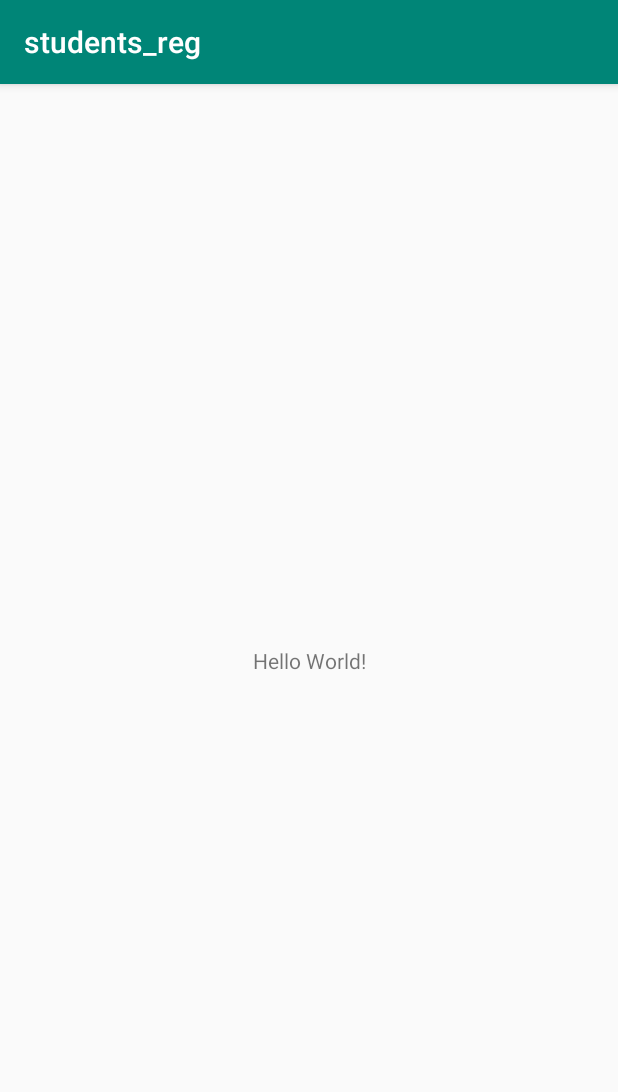
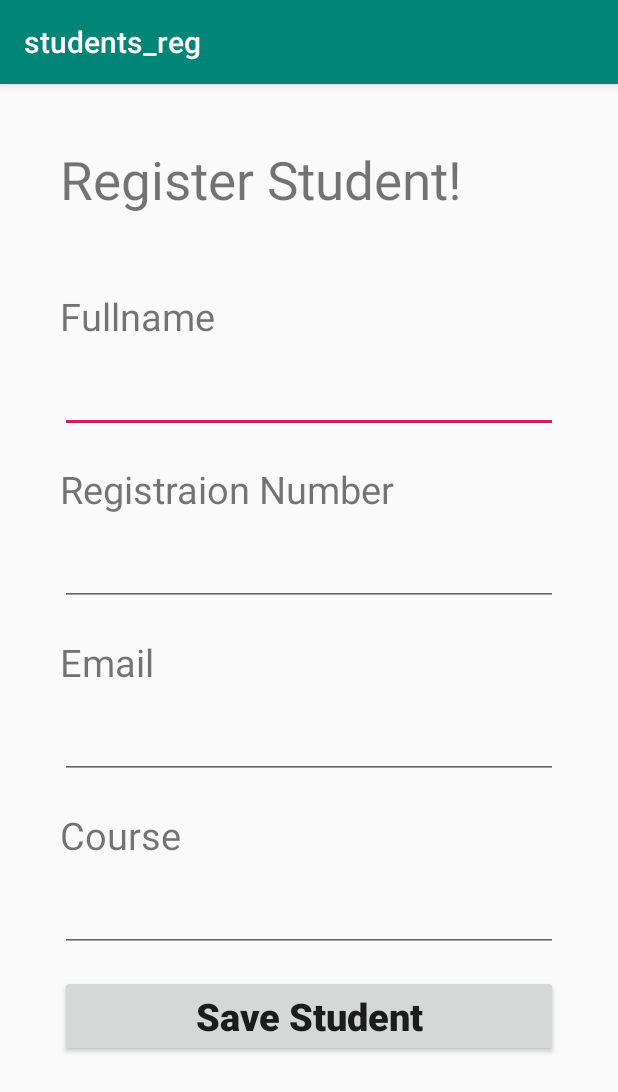
Before and after one commit to davidgoodson/mobile_programming1_20, an Android app: the screen it shows after launch (MainActivity), on a phone screen of 412 x 824 dp. Shown: the top 1092 px of the screen. Run offline under Robolectric (Android 15) with nearby library versions, the phone set to English and light mode, and no system bars; our stand-ins replace Firebase (no records; nobody signed in at launch, a user with empty details on screens opened directly).

Commit message:
Initial Commit

```diff
--- a/app/build.gradle
+++ b/app/build.gradle
@@ -3,6 +3,9 @@ apply plugin: 'com.android.application'
 apply plugin: 'kotlin-android'
 
 apply plugin: 'kotlin-android-extensions'
+
+apply plugin: 'com.google.gms.google-services'
+
 
 android {
     compileSdkVersion 29
@@ -14,6 +17,7 @@ android {
         versionCode 1
         versionName "1.0"
         testInstrumentationRunner "androidx.test.runner.AndroidJUnitRunner"
+        multiDexEnabled true
     }
     buildTypes {
         release {
@@ -29,6 +33,8 @@ dependencies {
     implementation 'androidx.appcompat:appcompat:1.1.0'
     implementation 'androidx.core:core-ktx:1.2.0'
     implementation 'androidx.constraintlayout:constraintlayout:1.1.3'
+    implementation 'com.google.firebase:firebase-firestore:21.4.0'
+    implementation 'com.android.support:multidex:1.0.3'
     testImplementation 'junit:junit:4.12'
     androidTestImplementation 'androidx.test.ext:junit:1.1.1'
     androidTestImplementation 'androidx.test.espresso:espresso-core:3.2.0'
--- a/app/src/main/java/com/example/students_reg/MainActivity.kt
+++ b/app/src/main/java/com/example/students_reg/MainActivity.kt
@@ -2,11 +2,34 @@ package com.example.students_reg
 
 import androidx.appcompat.app.AppCompatActivity
 import android.os.Bundle
+import android.util.Log
+import android.view.View
+import com.google.firebase.firestore.FirebaseFirestore
+import kotlinx.android.synthetic.main.activity_main.*
 
 class MainActivity : AppCompatActivity() {
 
     override fun onCreate(savedInstanceState: Bundle?) {
         super.onCreate(savedInstanceState)
         setContentView(R.layout.activity_main)
+
+        btnSave.setOnClickListener( View.OnClickListener {
+            val db = FirebaseFirestore.getInstance()
+
+            val data = hashMapOf(
+                "fullname" to etFullname.text.toString(),
+                "email" to etEmail.text.toString(),
+                "regno" to etRegNo.text.toString(),
+                "course" to etCourse.text.toString()
+            )
+
+            db.collection("bioinfo").add(data)
+                .addOnSuccessListener {
+                    Log.d("SaveStudent", "Success")
+                }
+                .addOnFailureListener{
+                    Log.d("SaveStudent", "Failed")
+                }
+        })
     }
 }
--- a/app/src/main/res/layout/activity_main.xml
+++ b/app/src/main/res/layout/activity_main.xml
@@ -1,18 +1,127 @@
 <?xml version="1.0" encoding="utf-8"?>
-<androidx.constraintlayout.widget.ConstraintLayout xmlns:android="http://schemas.android.com/apk/res/android"
+
+<ScrollView xmlns:android="http://schemas.android.com/apk/res/android"
     xmlns:app="http://schemas.android.com/apk/res-auto"
     xmlns:tools="http://schemas.android.com/tools"
     android:layout_width="match_parent"
     android:layout_height="match_parent"
+    android:padding="20dp"
     tools:context=".MainActivity">
 
-    <TextView
-        android:layout_width="wrap_content"
+    <androidx.constraintlayout.widget.ConstraintLayout xmlns:android="http://schemas.android.com/apk/res/android"
+        xmlns:app="http://schemas.android.com/apk/res-auto"
+        xmlns:tools="http://schemas.android.com/tools"
+        android:layout_width="match_parent"
         android:layout_height="wrap_content"
-        android:text="Hello World!"
-        app:layout_constraintBottom_toBottomOf="parent"
-        app:layout_constraintLeft_toLeftOf="parent"
-        app:layout_constraintRight_toRightOf="parent"
-        app:layout_constraintTop_toTopOf="parent" />
+        android:padding="20dp"
+        tools:context=".MainActivity">
 
-</androidx.constraintlayout.widget.ConstraintLayout>
+        <TextView
+            android:id="@+id/tvHeader"
+            android:layout_width="wrap_content"
+            android:layout_height="wrap_content"
+            android:text="Register Student!"
+            android:textSize="35sp"
+            app:layout_constraintLeft_toLeftOf="parent"
+            app:layout_constraintTop_toTopOf="parent" />
+
+
+        <TextView
+            android:id="@+id/tvFullname"
+            android:layout_width="match_parent"
+            android:layout_height="wrap_content"
+            android:textSize="25dp"
+            android:text="Fullname"
+            android:layout_marginTop="50dp"
+            app:layout_constraintTop_toBottomOf="@id/tvHeader"
+            app:layout_constraintRight_toRightOf="parent"
+            />
+
+        <EditText
+            android:id="@+id/etFullname"
+            android:layout_width="match_parent"
+            android:layout_height="wrap_content"
+            android:textSize="25dp"
+            android:layout_marginTop="5dp"
+            app:layout_constraintTop_toBottomOf="@id/tvFullname" />
+
+
+        <TextView
+            android:id="@+id/tvRegNo"
+            android:layout_width="match_parent"
+            android:layout_height="wrap_content"
+            android:textSize="25dp"
+            android:text="Registraion Number"
+            android:layout_marginTop="20dp"
+            app:layout_constraintTop_toBottomOf="@id/etFullname"
+            app:layout_constraintRight_toRightOf="parent"
+            />
+
+        <EditText
+            android:id="@+id/etRegNo"
+            android:layout_width="match_parent"
+            android:layout_height="wrap_content"
+            android:textSize="25dp"
+            android:layout_marginTop="5dp"
+            android:inputType="textPersonName"
+            app:layout_constraintTop_toBottomOf="@id/tvRegNo" />
+
+
+        <TextView
+            android:id="@+id/tvEmail"
+            android:layout_width="match_parent"
+            android:layout_height="wrap_content"
+            android:textSize="25dp"
+            android:text="Email"
+            android:layout_marginTop="20dp"
+            app:layout_constraintTop_toBottomOf="@id/etRegNo"
+            app:layout_constraintRight_toRightOf="parent"
+            />
+
+        <EditText
+            android:id="@+id/etEmail"
+            android:layout_width="match_parent"
+            android:layout_height="wrap_content"
+            android:textSize="25dp"
+            android:inputType="textEmailAddress"
+            android:layout_marginTop="5dp"
+            app:layout_constraintTop_toBottomOf="@id/tvEmail" />
+
+
+        <TextView
+            android:id="@+id/tvCourse"
+            android:layout_width="match_parent"
+            android:layout_height="wrap_content"
+            android:textSize="25dp"
+            android:text="Course"
+            android:layout_marginTop="20dp"
+            app:layout_constraintTop_toBottomOf="@id/etEmail"
+            app:layout_constraintRight_toRightOf="parent"
+            />
+
+        <EditText
+            android:id="@+id/etCourse"
+            android:layout_width="match_parent"
+            android:layout_height="wrap_content"
+            android:textSize="25dp"
+            android:inputType="text"
+            android:layout_marginTop="5dp"
+            app:layout_constraintTop_toBottomOf="@id/tvCourse" />
+
+
+        <Button
+            android:id="@+id/btnSave"
+            android:layout_width="match_parent"
+            android:layout_height="wrap_content"
+            android:textSize="25dp"
+            android:text="Save Student"
+            android:textStyle="bold"
+            android:textAllCaps="false"
+            android:layout_marginTop="15dp"
+            app:layout_constraintTop_toBottomOf="@id/etCourse"
+            />
+
+
+    </androidx.constraintlayout.widget.ConstraintLayout>
+
+</ScrollView>
--- a/build.gradle
+++ b/build.gradle
@@ -10,6 +10,7 @@ buildscript {
     dependencies {
         classpath 'com.android.tools.build:gradle:3.5.3'
         classpath "org.jetbrains.kotlin:kotlin-gradle-plugin:$kotlin_version"
+        classpath 'com.google.gms:google-services:4.3.3'
         // NOTE: Do not place your application dependencies here; they belong
         // in the individual module build.gradle files
     }
```
Also changed, not shown: 1 other file.
